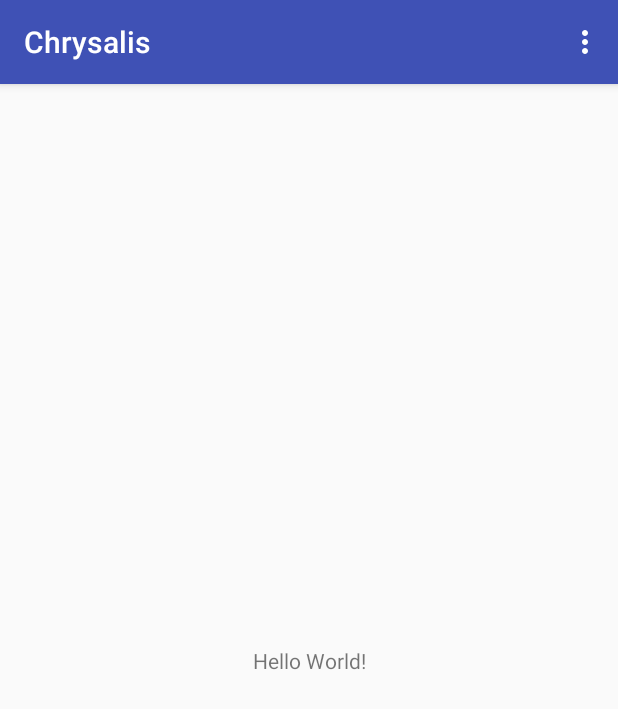
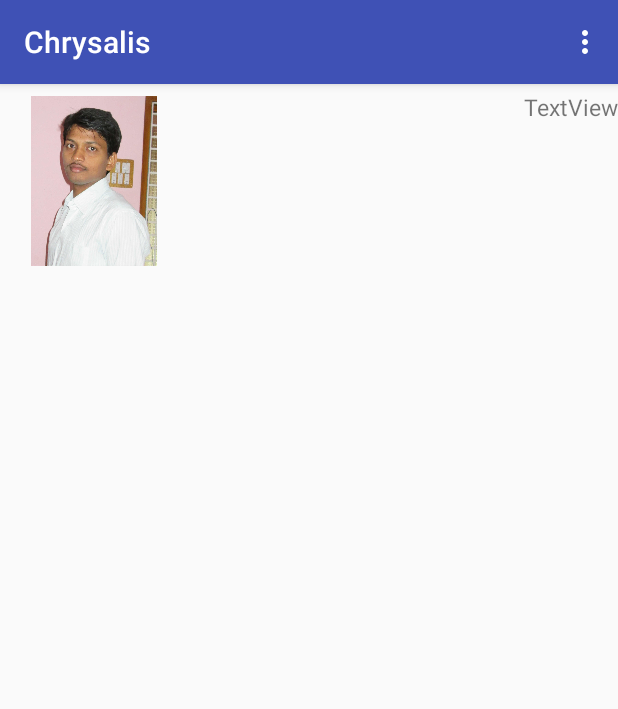
Before and after one commit to vijaysaimutyala/Chrysalis, an Android app: the screen it shows after launch once a user with an empty profile is signed in (MainActivity), on a phone screen of 412 x 824 dp. Shown: the top 709 px of the screen. Run offline under Robolectric (Android 15) with nearby library versions, the phone set to English and light mode, and no system bars; our stand-ins replace Firebase (no records; nobody signed in at launch, a user with empty details on screens opened directly).

Commit message:
User profile updated

```diff
--- a/app/src/main/java/com/studioemvs/chrysalis/MainActivity.java
+++ b/app/src/main/java/com/studioemvs/chrysalis/MainActivity.java
@@ -1,5 +1,6 @@
 package com.studioemvs.chrysalis;
 
+import android.app.ProgressDialog;
 import android.content.Intent;
 import android.support.annotation.NonNull;
 import android.support.v7.app.AppCompatActivity;
@@ -8,19 +9,31 @@ import android.util.Log;
 import android.view.Menu;
 import android.view.MenuInflater;
 import android.view.MenuItem;
+import android.widget.TextView;
 import android.widget.Toast;
 
+import com.google.android.gms.vision.text.Text;
 import com.google.firebase.auth.FirebaseAuth;
 import com.google.firebase.auth.FirebaseUser;
+import com.google.firebase.database.DataSnapshot;
+import com.google.firebase.database.DatabaseError;
 import com.google.firebase.database.DatabaseReference;
 import com.google.firebase.database.FirebaseDatabase;
+import com.google.firebase.database.Query;
+import com.google.firebase.database.ValueEventListener;
+
+import java.util.List;
 
 public class MainActivity extends AppCompatActivity {
     private FirebaseAuth mAuth;
     private FirebaseAuth.AuthStateListener mAuthListener;
     DatabaseReference mainRef,userRef;
     String TAG ="Main Activity";
-
+    String userKey,username,chrysLevel,chrysGroup;
+    int chrysPoints;
+    Query userDataQuery;
+    TextView name,level,points,group;
+    ProgressDialog progressDialog;
 
     @Override
     protected void onCreate(Bundle savedInstanceState) {
@@ -29,6 +42,11 @@ public class MainActivity extends AppCompatActivity {
         mainRef = FirebaseDatabase.getInstance().getReference();
         userRef = mainRef.child("users");
         mAuth = FirebaseAuth.getInstance();
+        name = (TextView)findViewById(R.id.profileName);
+        level = (TextView)findViewById(R.id.chrysLevel);
+        group = (TextView)findViewById(R.id.chrysGroup);
+        points = (TextView)findViewById(R.id.chrysPoints);
+        progressDialog = new ProgressDialog(this);
 
         mAuthListener = new FirebaseAuth.AuthStateListener() {
             @Override
@@ -37,6 +55,35 @@ public class MainActivity extends AppCompatActivity {
                 if (user != null) {
                     // User is signed in
                     Toast.makeText(MainActivity.this, "User" +user.getEmail()+"is logged in!", Toast.LENGTH_SHORT).show();
+                    userKey = user.getUid();
+                    Log.d(TAG, "onAuthStateChanged: "+userKey+"uid: "+user.getUid());
+                    progressDialog.setMessage("Fetching user data");
+                    progressDialog.show();
+                    userRef.orderByChild("uid").equalTo(userKey).addValueEventListener(new ValueEventListener() {
+                        @Override
+                        public void onDataChange(DataSnapshot dataSnapshot) {
+                            User userProfile = new User();
+
+                            for (DataSnapshot userSnapshot : dataSnapshot.getChildren()) {
+                                User userdata = userSnapshot.getValue(User.class);
+                                username = userdata.getUsername();
+                                chrysLevel = userdata.getChrysalisLevel();
+                                chrysGroup = userdata.getChrysalisGroup();
+                                chrysPoints = userdata.getChrysalisPoints();
+                            }
+
+                        }
+
+                        @Override
+                        public void onCancelled(DatabaseError databaseError) {
+
+                        }
+                    });
+                    name.setText(username);
+                    level.setText(chrysLevel);
+//      points.setText(chrysPoints);
+                    group.setText(chrysGroup);
+                    progressDialog.hide();
                 } else {
                     // User is signed out
                     Intent intent = new Intent(MainActivity.this,LoginActivity.class);
@@ -44,10 +91,39 @@ public class MainActivity extends AppCompatActivity {
                     finish();
                     Log.d(TAG, "onAuthStateChanged:signed_out");
                 }
-                // ...
             }
         };
     }
+
+    private void getUserData(final String userkey) {
+        Log.d(TAG, "getUserData: "+userkey);
+        userRef.orderByChild("uid").equalTo(userkey).addValueEventListener(new ValueEventListener() {
+            @Override
+            public void onDataChange(DataSnapshot dataSnapshot) {
+                User userProfile = new User();
+
+                for (DataSnapshot userSnapshot : dataSnapshot.getChildren()) {
+                    User userdata = userSnapshot.getValue(User.class);
+                    username = userdata.getUsername();
+                    chrysLevel = userdata.getChrysalisLevel();
+                    chrysGroup = userdata.getChrysalisGroup();
+                    chrysPoints = userdata.getChrysalisPoints();
+                }
+
+            }
+
+            @Override
+            public void onCancelled(DatabaseError databaseError) {
+
+            }
+        });
+        name.setText(username);
+        level.setText(chrysLevel);
+//      points.setText(chrysPoints);
+        group.setText(chrysGroup);
+        progressDialog.hide();
+    }
+
     @Override
     public boolean onCreateOptionsMenu(Menu menu) {
         MenuInflater inflater = getMenuInflater();
--- a/app/src/main/res/layout/activity_login.xml
+++ b/app/src/main/res/layout/activity_login.xml
@@ -18,7 +18,7 @@
         android:id="@+id/edt_email"
         android:layout_below="@id/welcome"
         android:hint="@string/Email"
-        android:text="vijsuvig@gmail.com"
+        android:text="vijaysai@gmail.com"
         android:inputType="textEmailAddress|textAutoComplete"
         android:imeOptions="actionNext"
         android:layout_marginTop="50dp"
--- a/app/src/main/res/layout/activity_main.xml
+++ b/app/src/main/res/layout/activity_main.xml
@@ -1,18 +1,58 @@
 <?xml version="1.0" encoding="utf-8"?>
-<android.support.constraint.ConstraintLayout xmlns:android="http://schemas.android.com/apk/res/android"
+<RelativeLayout
+    xmlns:android="http://schemas.android.com/apk/res/android"
     xmlns:app="http://schemas.android.com/apk/res-auto"
     xmlns:tools="http://schemas.android.com/tools"
     android:layout_width="match_parent"
     android:layout_height="match_parent"
     tools:context=".MainActivity">
 
+
+    <ImageView
+        android:id="@+id/profilePic"
+        android:layout_width="109dp"
+        android:layout_height="113dp"
+        app:srcCompat="@drawable/vijay"
+        app:layout_constraintTop_toTopOf="parent"
+        android:layout_marginTop="8dp"
+        android:layout_marginLeft="8dp"
+        app:layout_constraintLeft_toLeftOf="parent" />
+
     <TextView
+        android:id="@+id/profileName"
         android:layout_width="wrap_content"
         android:layout_height="wrap_content"
-        android:text="Hello World!"
-        app:layout_constraintBottom_toBottomOf="parent"
-        app:layout_constraintLeft_toLeftOf="parent"
-        app:layout_constraintRight_toRightOf="parent"
-        app:layout_constraintTop_toTopOf="parent" />
+        android:text="TextView"
 
-</android.support.constraint.ConstraintLayout>
+        android:textSize="20sp"
+        android:layout_toEndOf="@+id/profilePic" />
+
+    <TextView
+        android:id="@+id/chrysLevel"
+        android:layout_width="wrap_content"
+        android:layout_height="wrap_content"
+        android:text="TextView"
+        android:textSize="15sp"
+        android:layout_below="@id/profileName"
+        android:layout_toEndOf="@id/profilePic"/>
+
+    <TextView
+        android:id="@+id/chrysGroup"
+        android:layout_width="wrap_content"
+        android:layout_height="wrap_content"
+        android:text="TextView"
+        android:layout_toEndOf="@id/profilePic"
+        android:layout_below="@id/chrysLevel"/>
+
+    <TextView
+        android:id="@+id/chrysPoints"
+        android:layout_width="wrap_content"
+        android:layout_height="17dp"
+        android:text="TextView"
+        android:layout_marginLeft="17dp"
+        android:textSize="15sp"
+        android:layout_alignBaseline="@+id/profileName"
+        android:layout_alignBottom="@+id/profileName"
+        android:layout_alignParentEnd="true" />
+
+</RelativeLayout>
```
Also changed, not shown: app/src/main/java/com/studioemvs/chrysalis/SignUpActivity.java (+18 -5 lines), app/src/main/java/com/studioemvs/chrysalis/User.java (+28 -1 lines), app/src/main/res/layout/activity_sign_up.xml (+5 -3 lines), app/src/main/res/drawable/vijay.jpg (added).
